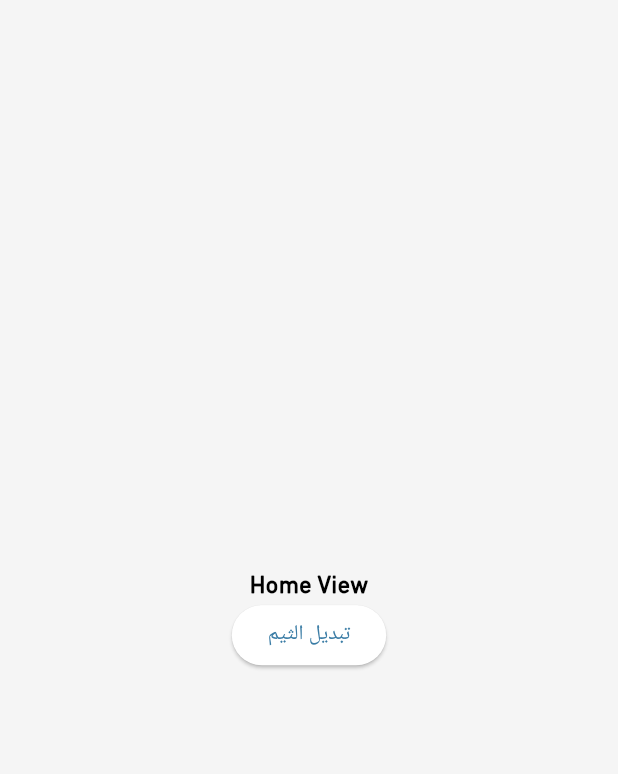
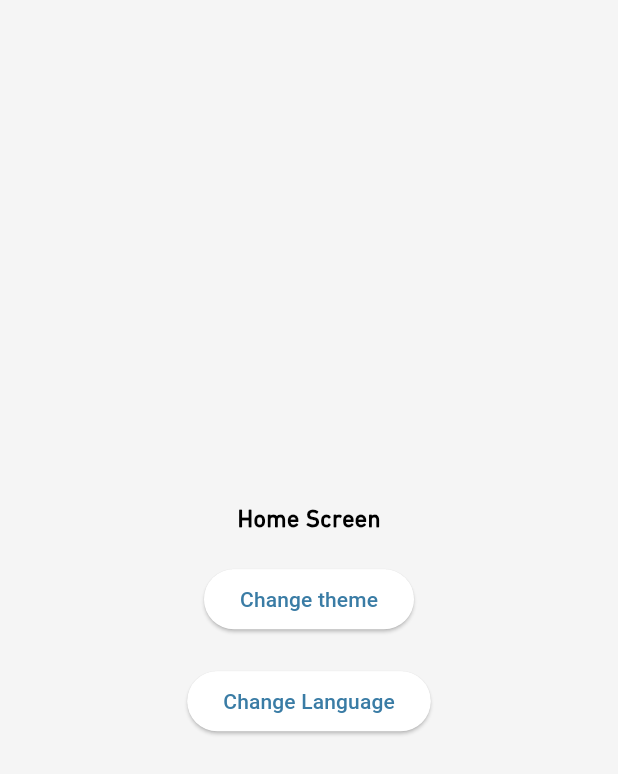
Before and after one commit to KhaledHAnter/saay, a Flutter app: the screen it shows after launch, on a phone screen of 412 x 824 dp. Shown: the top 774 px of the screen. Run offline on Flutter 3.47's test engine with Material 3 defaults, Android fonts, the phone set to English and light mode, and no system bars; our stand-ins replace bloc, easy_localization, flutter_bloc, flutter_svg, gap, get_it and 1 more.

Commit message:
- add localization ("ar","en"). - add easy localization package. - add the code that toggles the lang. - save the lang locally & asign it bt the system lan at the first run. - fix the theme toggle problem

```diff
--- /dev/null
+++ b/assets/langs/ar.json
@@ -0,0 +1,5 @@
+{
+    "Home Screen" : "الصفحة الرئيسية",
+    "Change theme" : "تغيير الثيم",
+    "Change Language" : "تغيير اللغة"
+}
--- /dev/null
+++ b/assets/langs/en.json
@@ -0,0 +1,4 @@
+{
+    "Home Screen" : "Home Screen",
+    "Change theme" : "Change theme"
+}
--- /dev/null
+++ b/lib/core/helpers/app_strings.dart
@@ -0,0 +1,9 @@
+class AppStrings {
+  static const String appName = 'Saay';
+  static const String appVersion = '1.0.0';
+
+  static const String homeScreenTitle = "Home Screen";
+  static const String changeTheme = "Change theme";
+
+  static const String changeLanguage = "Change Language";
+}
--- a/lib/core/helpers/constants.dart
+++ b/lib/core/helpers/constants.dart
@@ -1,4 +1,10 @@
+String appName = "Saay";
+String appVersion = "1.0.0";
+
 bool isLoggedUser = false;
+
+String langPath = "assets/langs";
+String langCacheKey = "lang";
 
 class SharedPrefsKeys {
   static const String userToken = "userToken";
--- a/lib/features/home/ui/views/home_screen.dart
+++ b/lib/features/home/ui/views/home_screen.dart
@@ -1,10 +1,27 @@
+import 'package:easy_localization/easy_localization.dart';
 import 'package:flutter/material.dart';
 import 'package:flutter_bloc/flutter_bloc.dart';
+import 'package:gap/gap.dart';
+import 'package:saay/core/helpers/app_strings.dart';
+import 'package:saay/core/helpers/constants.dart';
+import 'package:saay/core/helpers/shared_prefernce_helper.dart';
 import 'package:saay/core/theming/styles.dart';
 import 'package:saay/core/theming/theming_cubit/theme_cubit.dart';
 
 class HomeScreen extends StatelessWidget {
   const HomeScreen({super.key});
+  Future<void> toggleLanguage(BuildContext context) async {
+    final currentLang = context.locale.languageCode;
+
+    // حدد اللغة الجديدة
+    final newLang = currentLang == 'ar' ? 'en' : 'ar';
+
+    // احفظ اللغة الجديدة محليًا
+    await SharedPrefHelper.setData(langCacheKey, newLang);
+
+    // غيّر اللغة باستخدام EasyLocalization
+    await context.setLocale(Locale(newLang));
+  }
 
   @override
   Widget build(BuildContext context) {
@@ -16,12 +33,19 @@ class HomeScreen extends StatelessWidget {
             crossAxisAlignment: CrossAxisAlignment.center,
             children: [
               Text(
-                "Home View",
+                AppStrings.homeScreenTitle.tr(),
                 style: Styles.font16SemiBold(context),
               ), // مثال زر لتغيير الثيم (في أي شاشة):
+              Gap(20),
               ElevatedButton(
-                onPressed: () => context.read<ThemeCubit>().toggleTheme(),
-                child: Text('تبديل الثيم'),
+                onPressed:
+                    () => context.read<ThemeCubit>().toggleTheme(context),
+                child: Text(AppStrings.changeTheme.tr()),
+              ),
+              Gap(20),
+              ElevatedButton(
+                onPressed: () => toggleLanguage(context),
+                child: Text(AppStrings.changeLanguage.tr()),
               ),
             ],
           ),
--- a/lib/saay.dart
+++ b/lib/saay.dart
@@ -1,3 +1,4 @@
+import 'package:easy_localization/easy_localization.dart';
 import 'package:flutter/material.dart';
 import 'package:flutter_bloc/flutter_bloc.dart';
 import 'package:saay/core/di/dependency_injection.dart';
@@ -16,7 +17,12 @@ class Saay extends StatelessWidget {
       value: sl<ThemeCubit>(),
       child: BlocBuilder<ThemeCubit, ThemeState>(
         builder: (context, state) {
-          return MaterialApp(
+          return GestureDetector(
+            onTap: () => FocusManager.instance.primaryFocus?.unfocus(),
+            child: MaterialApp(
+              localizationsDelegates: context.localizationDelegates,
+              supportedLocales: context.supportedLocales,
+              locale: context.locale,
               debugShowCheckedModeBanner: false,
               title: "Saay",
               theme: AppTheme.lightTheme,
@@ -24,6 +30,7 @@ class Saay extends StatelessWidget {
               themeMode: state.mode, // ← magic here
               initialRoute: Routes.splashScreen,
               onGenerateRoute: appRouter.generateRoute,
+            ),
           );
         },
       ),
--- a/pubspec.yaml
+++ b/pubspec.yaml
@@ -9,6 +9,7 @@ environment:
 
 dependencies:
   cupertino_icons: ^1.0.8
+  easy_localization: ^3.0.7+1
   flutter:
     sdk: flutter
   flutter_bloc: ^9.1.1
@@ -41,6 +42,7 @@ flutter:
   assets:
     - assets/images/
     - assets/fonts/
+    - assets/langs/
 
   # An image asset can refer to one or more resolution-specific "variants", see
   # https://flutter.dev/to/resolution-aware-images
```
Also changed, not shown: lib/core/theming/theming_cubit/theme_cubit.dart (+8 -2 lines), lib/main.dart (+25 -1 lines), pubspec.lock, 2 other files. Lines whose indentation alone changed are shown as unchanged.
